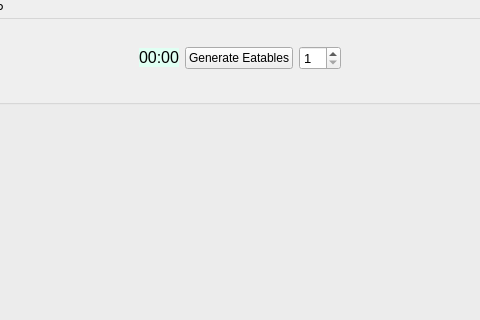
First picture: the form in mainwindow.ui, repository zubair-appdev/ServerApp, before the edit; both pictures show x 110 to 590 and y 0 to 320 of the 700 by 600 pixel window.
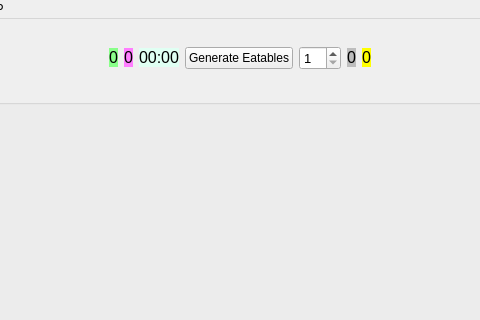
Second picture: the form after the edit. The open tabs and pages were chosen to show the change.

Commit message: Implemented game features such as laser shooting and boostSteps.

Diff of the .ui file:
```diff
--- a/mainwindow.ui
+++ b/mainwindow.ui
@@ -250,6 +250,54 @@
              </property>
             </spacer>
            </item>
+           <item>
+            <widget class="QLabel" name="label_steps">
+             <property name="sizePolicy">
+              <sizepolicy hsizetype="Preferred" vsizetype="Maximum">
+               <horstretch>0</horstretch>
+               <verstretch>0</verstretch>
+              </sizepolicy>
+             </property>
+             <property name="font">
+              <font>
+               <pointsize>12</pointsize>
+              </font>
+             </property>
+             <property name="styleSheet">
+              <string notr="true">background-color: rgb(138, 255, 138);</string>
+             </property>
+             <property name="text">
+              <string>0</string>
+             </property>
+             <property name="alignment">
+              <set>Qt::AlignCenter</set>
+             </property>
+            </widget>
+           </item>
+           <item>
+            <widget class="QLabel" name="label_steps_client">
+             <property name="sizePolicy">
+              <sizepolicy hsizetype="Preferred" vsizetype="Maximum">
+               <horstretch>0</horstretch>
+               <verstretch>0</verstretch>
+              </sizepolicy>
+             </property>
+             <property name="font">
+              <font>
+               <pointsize>12</pointsize>
+              </font>
+             </property>
+             <property name="styleSheet">
+              <string notr="true">background-color: rgb(255, 126, 255);</string>
+             </property>
+             <property name="text">
+              <string>0</string>
+             </property>
+             <property name="alignment">
+              <set>Qt::AlignCenter</set>
+             </property>
+            </widget>
+           </item>
            <item>
             <widget class="QLabel" name="label_timer">
              <property name="sizePolicy">
@@ -296,6 +344,54 @@
              </property>
             </widget>
            </item>
+           <item>
+            <widget class="QLabel" name="label_bullets">
+             <property name="sizePolicy">
+              <sizepolicy hsizetype="Preferred" vsizetype="Maximum">
+               <horstretch>0</horstretch>
+               <verstretch>0</verstretch>
+              </sizepolicy>
+             </property>
+             <property name="font">
+              <font>
+               <pointsize>12</pointsize>
+              </font>
+             </property>
+             <property name="styleSheet">
+              <string notr="true">background-color: rgb(189, 189, 189);</string>
+             </property>
+             <property name="text">
+              <string>0</string>
+             </property>
+             <property name="alignment">
+              <set>Qt::AlignCenter</set>
+             </property>
+            </widget>
+           </item>
+           <item>
+            <widget class="QLabel" name="label_bullets_client">
+             <property name="sizePolicy">
+              <sizepolicy hsizetype="Preferred" vsizetype="Maximum">
+               <horstretch>0</horstretch>
+               <verstretch>0</verstretch>
+              </sizepolicy>
+             </property>
+             <property name="font">
+              <font>
+               <pointsize>12</pointsize>
+              </font>
+             </property>
+             <property name="styleSheet">
+              <string notr="true">background-color: rgb(255, 255, 0);</string>
+             </property>
+             <property name="text">
+              <string>0</string>
+             </property>
+             <property name="alignment">
+              <set>Qt::AlignCenter</set>
+             </property>
+            </widget>
+           </item>
            <item>
             <spacer name="horizontalSpacer_2">
              <property name="orientation">
```
Left out of the diff: 8 changed lines with no effect on the pictures. The commit also changes 5 other files.
